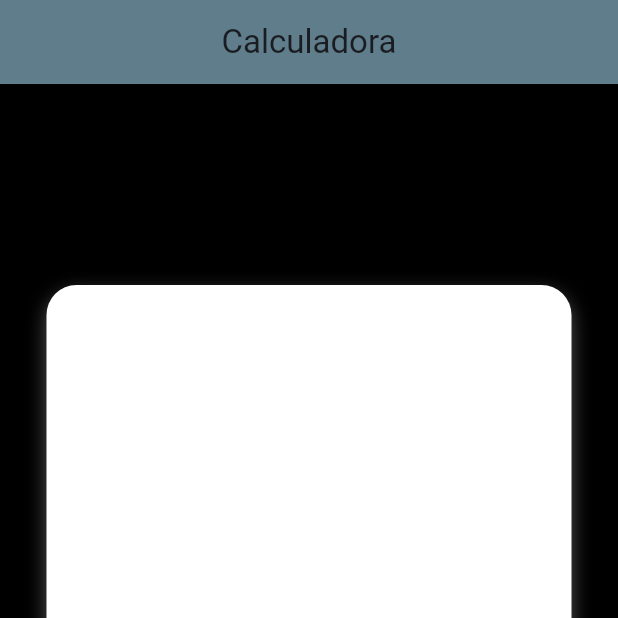
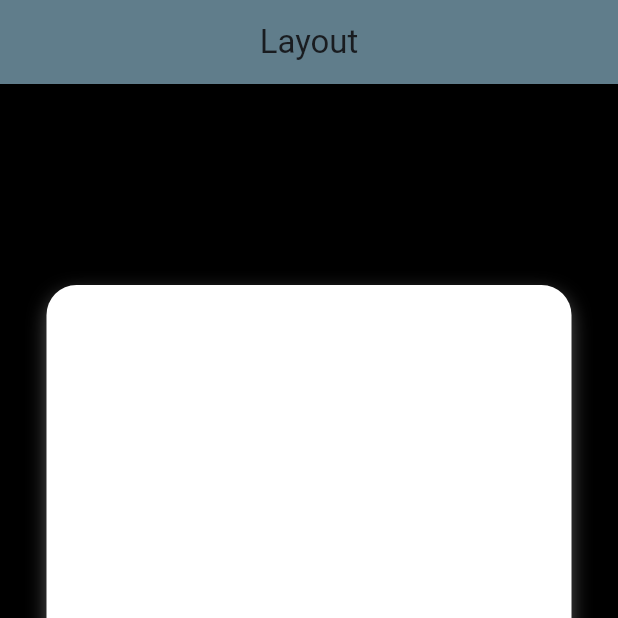
Before and after one commit to otaviocorreia12/App-Layout, a Flutter app: the screen it shows after launch, on a phone screen of 412 x 824 dp, the top half of it. Run offline on Flutter 3.47's test engine with Material 3 defaults, Android fonts, the phone set to English and light mode, and no system bars.

Commit message:
Update main.dart

```diff
--- a/lib/main.dart
+++ b/lib/main.dart
@@ -30,7 +30,7 @@ class CalculatorLayout extends StatelessWidget {
       backgroundColor: Colors.black,
       appBar: AppBar(
         backgroundColor: Colors.blueGrey,
-        title: const Text('Calculadora'),
+        title: const Text('Layout'),
         centerTitle: true,
       ),
       body: Center(
```
